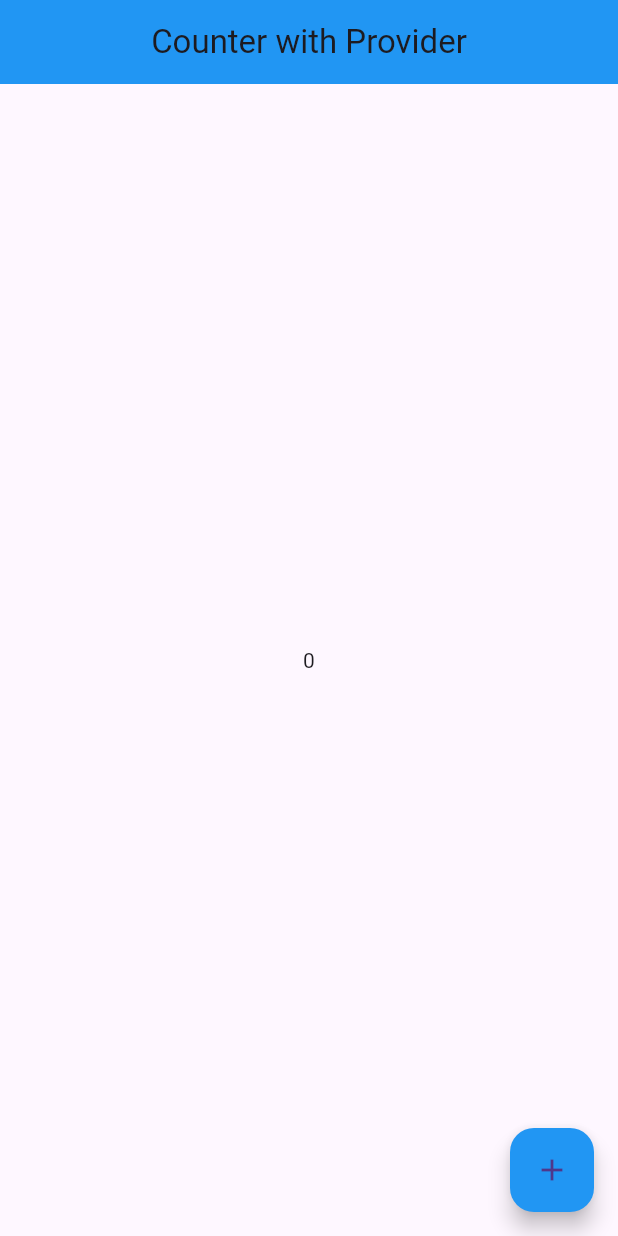
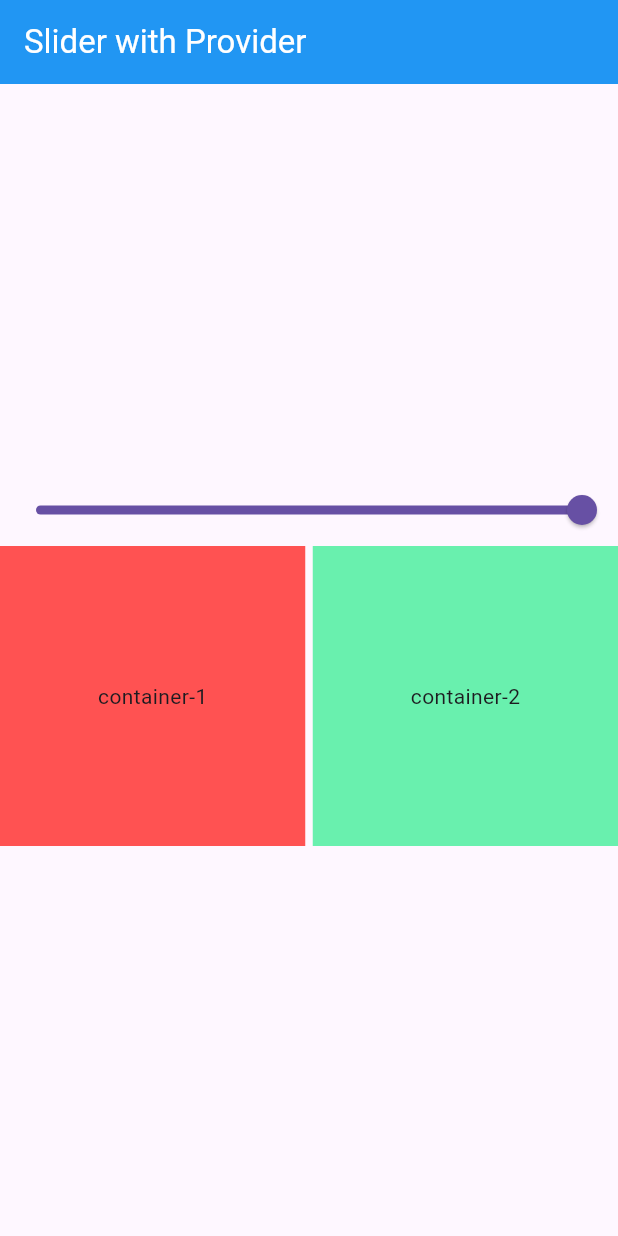
Before and after one commit to Arnoldaditya17/provider-statemanagement, a Flutter app: the screen it shows after launch, on a phone screen of 412 x 824 dp. Run offline on Flutter 3.47's test engine with Material 3 defaults, Android fonts, the phone set to English and light mode, and no system bars.

Commit message:
Slider provider

```diff
--- a/lib/main.dart
+++ b/lib/main.dart
@@ -1,6 +1,8 @@
 import 'package:flutter/material.dart';
 import 'package:flutter_projects/provider/count_provider.dart';
+import 'package:flutter_projects/provider/slider_provider.dart';
 import 'package:flutter_projects/screens/count_example.dart';
+import 'package:flutter_projects/screens/slider_example.dart';
 import 'package:provider/provider.dart';
 
 void main() {
@@ -10,15 +12,14 @@ void main() {
 class MyApp extends StatelessWidget {
   const MyApp({super.key});
 
-
   @override
   Widget build(BuildContext context) {
-   return ChangeNotifierProvider(create: (_)=>CountProvider(),
-child: MaterialApp(
-  debugShowCheckedModeBanner: false,
-  home: Counter(),
-),
+    return ChangeNotifierProvider(
+      create: (_) => SliderProvider(),
+      child: const MaterialApp(
+        debugShowCheckedModeBanner: false,
+        home: Slide(),
+      ),
     );
-
   }
 }
--- /dev/null
+++ b/lib/provider/slider_provider.dart
@@ -0,0 +1,11 @@
+import 'package:flutter/foundation.dart';
+
+class SliderProvider with ChangeNotifier {
+  double _value = 1.0;
+
+  double get value => _value;
+  void setSlide(val) {
+    _value = val;
+    notifyListeners();
+  }
+}
--- /dev/null
+++ b/lib/screens/slider_example.dart
@@ -0,0 +1,74 @@
+import 'package:flutter/material.dart';
+import 'package:flutter_projects/provider/slider_provider.dart';
+import 'package:provider/provider.dart';
+
+class Slide extends StatefulWidget {
+  const Slide({super.key});
+
+  @override
+  State<Slide> createState() => _SlideState();
+}
+
+class _SlideState extends State<Slide> {
+  @override
+  Widget build(BuildContext context) {
+
+    return Scaffold(
+        appBar: AppBar(
+          backgroundColor: Colors.blue,
+          title: const Text(
+            "Slider with Provider",
+            style: TextStyle(color: Colors.white),
+          ),
+        ),
+        body: Column(
+          mainAxisAlignment: MainAxisAlignment.center,
+          children: [
+            Consumer<SliderProvider>(
+              builder: (context, value, child) {
+                return Slider(
+                  max: 1,
+                  min: 0,
+                  value: value.value,
+                  onChanged: (val) {
+                    value.setSlide(val);
+                  },
+                );
+              },
+            ),
+            Consumer<SliderProvider>(
+
+                builder: (context,value,child){
+              return Row(
+                children: [
+                  Expanded(
+                    child: Container(
+                      width: 200,
+                      height: 200,
+                      decoration: BoxDecoration(
+                          color:
+                          Colors.redAccent.withOpacity(value.value)),
+                      child: const Center(child: Text("container-1")),
+                    ),
+                  ),
+                  const SizedBox(
+                    width: 5,
+                  ),
+                  Expanded(
+                    child: Container(
+                      width: 200,
+                      height: 200,
+                      decoration: BoxDecoration(
+                          color: Colors.greenAccent
+                              .withOpacity(value.value)),
+                      child: const Center(child: Text("container-2")),
+                    ),
+                  ),
+                ],
+              );
+            })
+
+          ],
+        ));
+  }
+}
```
Also changed, not shown: lib/screens/count_example.dart (+11 -0 lines).
